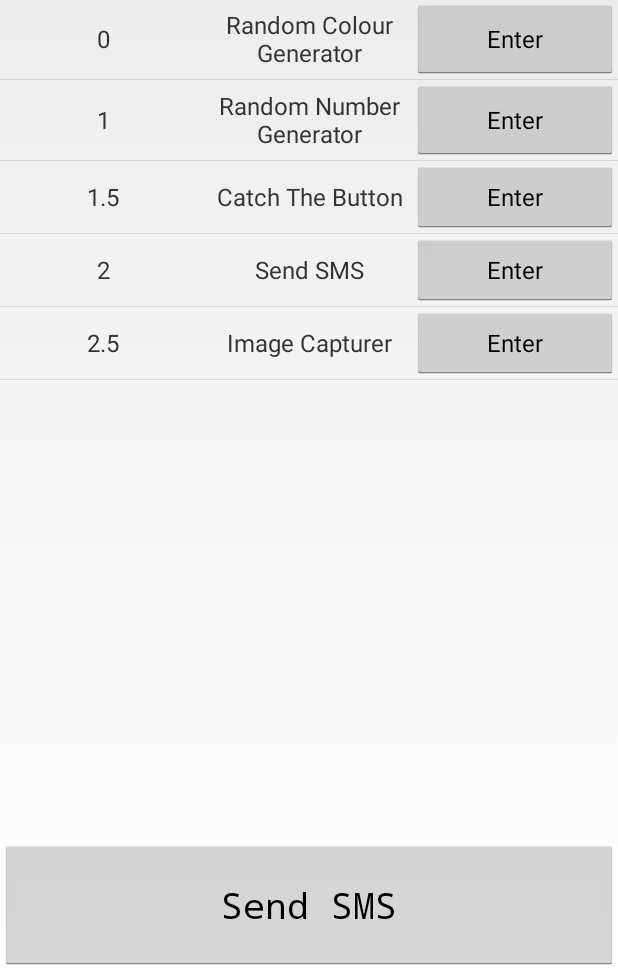
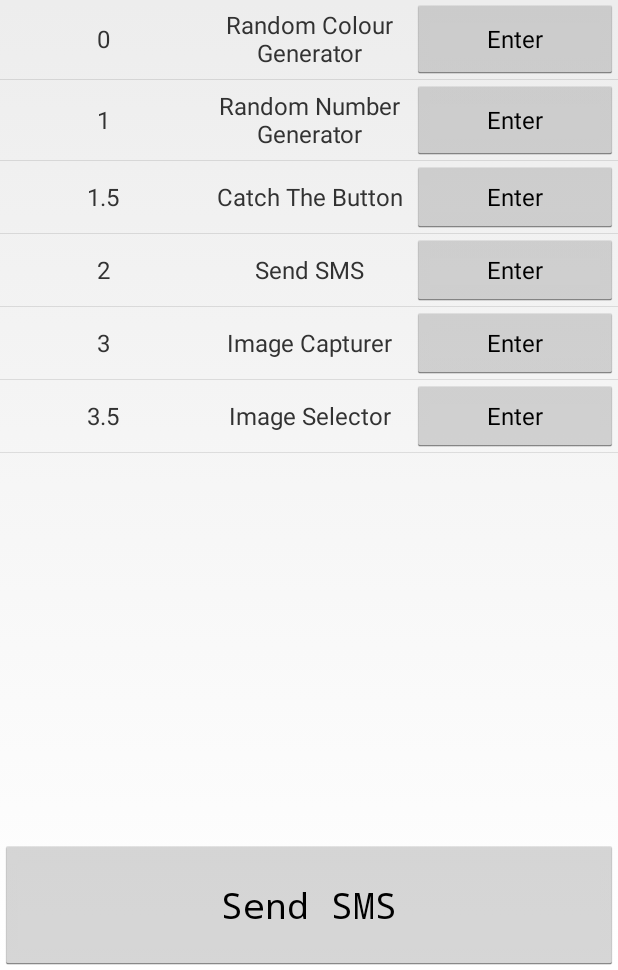
Before and after one commit to RedSponge/AndroidSchoolExercises, an Android app: the screen it shows after launch (MainActivity), on a phone screen of 412 x 824 dp, the part 266-1236 px from its top. Run offline under Robolectric (Android 15) with nearby library versions, the phone set to English and light mode, and no system bars.

Commit message:
Add Expanded Image Selector

```diff
--- a/app/build.gradle
+++ b/app/build.gradle
@@ -30,4 +30,10 @@ dependencies {
     testImplementation 'junit:junit:4.12'
     androidTestImplementation 'androidx.test:runner:1.2.0'
     androidTestImplementation 'androidx.test.espresso:espresso-core:3.2.0'
+
+    implementation 'com.github.esafirm.android-image-picker:imagepicker:2.2.0'
+    // for experimental rx picker
+    implementation 'com.github.esafirm.android-image-picker:rximagepicker:2.2.0'
+    // If you have a problem with Glide, please use the same Glide version or simply open an issue
+    implementation 'com.github.bumptech.glide:glide:4.5.0'
 }
--- a/app/src/main/AndroidManifest.xml
+++ b/app/src/main/AndroidManifest.xml
@@ -20,7 +20,8 @@
         <activity android:name="com.redsponge.coolapp.projects.RandomNumberActivity"/>
         <activity android:name="com.redsponge.coolapp.projects.RandomColourGenerator"/>
         <activity android:name="com.redsponge.coolapp.projects.SendSMSActivity"/>
-        <activity android:name="com.redsponge.coolapp.projects.ImageSetterActivity"/>
+        <activity android:name="com.redsponge.coolapp.projects.ImageCapturerActivity"/>
+        <activity android:name="com.redsponge.coolapp.projects.ImageSelectorActivity"/>
     </application>
 
 
--- a/app/src/main/java/com/redsponge/coolapp/menu/MainActivity.java
+++ b/app/src/main/java/com/redsponge/coolapp/menu/MainActivity.java
@@ -5,11 +5,6 @@ import android.os.Bundle;
 import android.widget.ListView;
 
 import com.example.coolapp.R;
-import com.redsponge.coolapp.projects.ImageSetterActivity;
-import com.redsponge.coolapp.projects.SendSMSActivity;
-import com.redsponge.coolapp.projects.CatchTheButtonActivity;
-import com.redsponge.coolapp.projects.RandomColourGenerator;
-import com.redsponge.coolapp.projects.RandomNumberActivity;
 
 public class MainActivity extends Activity {
 
@@ -29,10 +24,6 @@ public class MainActivity extends Activity {
     }
 
     private void setupMainTable() {
-        adapter.add(new MenuEntry("Random Colour Generator", "0", RandomColourGenerator.class));
-        adapter.add(new MenuEntry("Random Number Generator", "1", RandomNumberActivity.class));
-        adapter.add(new MenuEntry("Catch The Button", "1.5", CatchTheButtonActivity.class));
-        adapter.add(new MenuEntry("Send SMS", "2", SendSMSActivity.class));
-        adapter.add(new MenuEntry("Image Capturer", "2.5", ImageSetterActivity.class));
+        adapter.addAll(MenuEntries.ENTRIES);
     }
 }
--- /dev/null
+++ b/app/src/main/java/com/redsponge/coolapp/menu/MenuEntries.java
@@ -0,0 +1,21 @@
+package com.redsponge.coolapp.menu;
+
+import com.redsponge.coolapp.projects.CatchTheButtonActivity;
+import com.redsponge.coolapp.projects.ImageSelectorActivity;
+import com.redsponge.coolapp.projects.ImageCapturerActivity;
+import com.redsponge.coolapp.projects.RandomColourGenerator;
+import com.redsponge.coolapp.projects.RandomNumberActivity;
+import com.redsponge.coolapp.projects.SendSMSActivity;
+
+public class MenuEntries {
+
+    public static final MenuEntry[] ENTRIES = {
+            new MenuEntry("Random Colour Generator", "0", RandomColourGenerator.class),
+            new MenuEntry("Random Number Generator", "1", RandomNumberActivity.class),
+            new MenuEntry("Catch The Button", "1.5", CatchTheButtonActivity.class),
+            new MenuEntry("Send SMS", "2", SendSMSActivity.class),
+            new MenuEntry("Image Capturer", "3", ImageCapturerActivity.class),
+            new MenuEntry("Image Selector", "3.5", ImageSelectorActivity.class),
+    };
+
+}
--- a/app/src/main/java/com/redsponge/coolapp/projects/ImageSetterActivity.java
+++ b/app/src/main/java/com/redsponge/coolapp/projects/ImageCapturerActivity.java
@@ -13,7 +13,7 @@ import com.example.coolapp.R;
 /**
  *
  */
-public class ImageSetterActivity extends Activity {
+public class ImageCapturerActivity extends Activity {
 
     private int IMAGE_TAKEN_ACTION = 1;
     private ImageView imgDisplay;
@@ -21,7 +21,7 @@ public class ImageSetterActivity extends Activity {
     @Override
     protected void onCreate(Bundle savedInstanceState) {
         super.onCreate(savedInstanceState);
-        setContentView(R.layout.activity_image_setter);
+        setContentView(R.layout.activity_image_capturer);
 
         imgDisplay = findViewById(R.id.imgDisplay);
     }
--- a/build.gradle
+++ b/build.gradle
@@ -18,7 +18,7 @@ allprojects {
     repositories {
         google()
         jcenter()
-
+        maven { url "https://jitpack.io" }
     }
 }
 
```
Also changed, not shown: app/src/main/java/com/redsponge/coolapp/projects/ImageSelectorActivity.java (added, +22 -0 lines), app/src/main/res/layout/activity_image_selector.xml (added, +23 -0 lines), app/src/main/res/layout/activity_image_capturer.xml (renamed from app/src/main/res/layout/activity_image_setter.xml).
